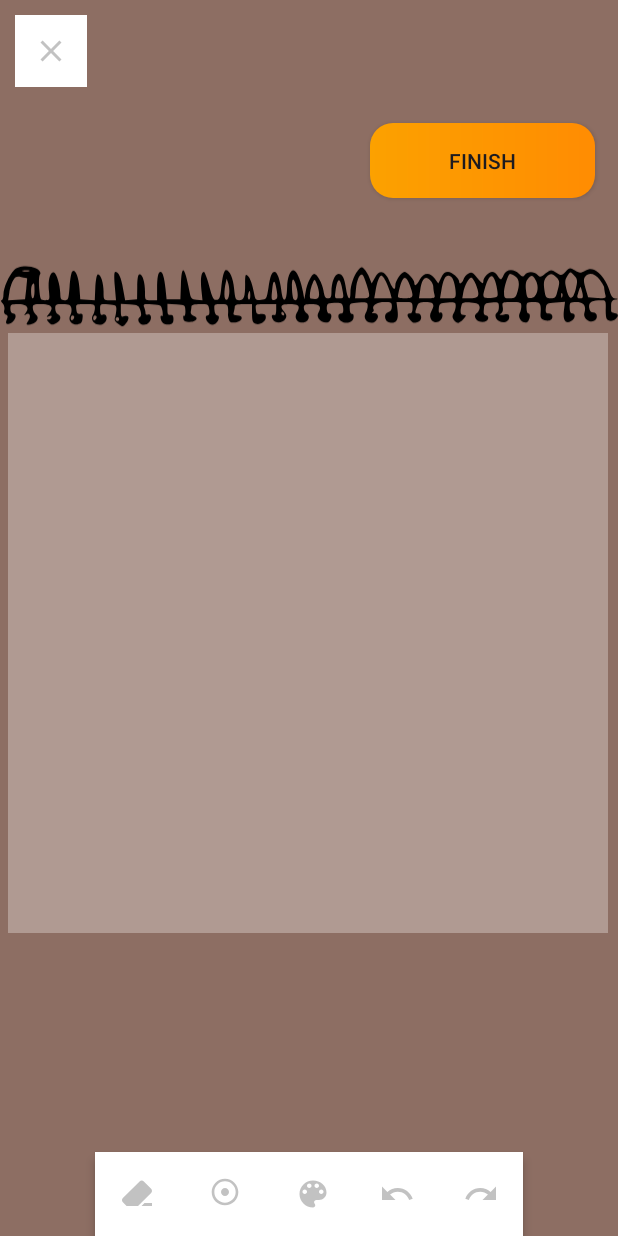
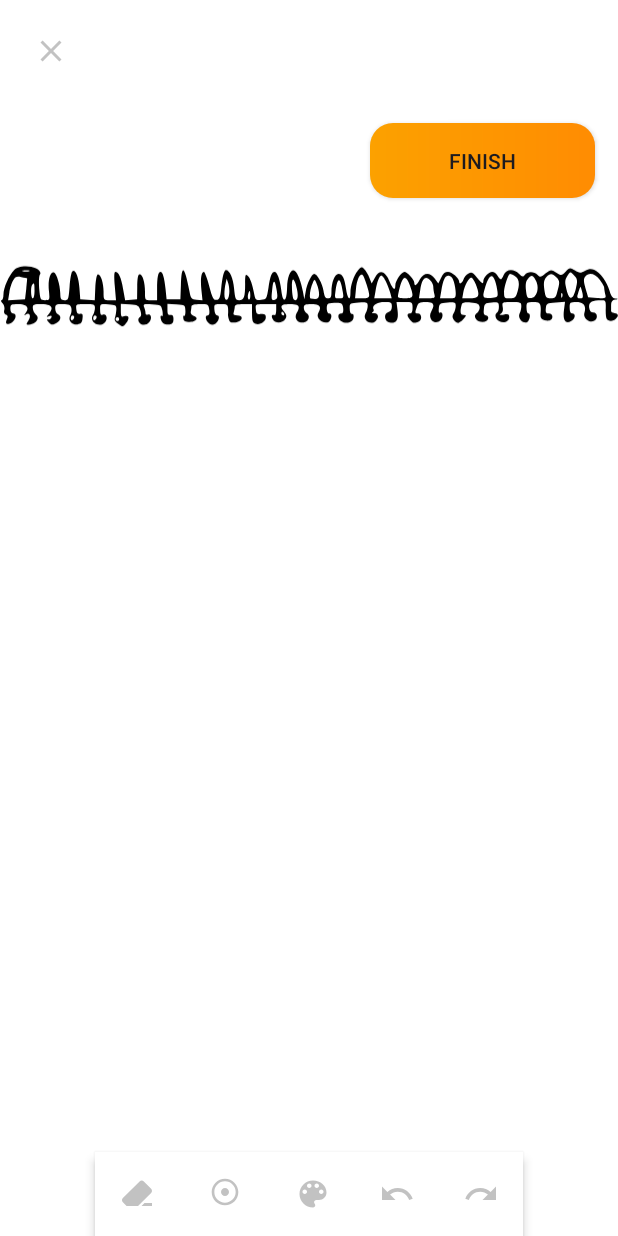
Before and after one commit to snuhcs-course/swpp-2023-project-team-9, an Android app: the DrawingActivity screen opened directly, with no data from a screen before it, on a phone screen of 412 x 824 dp. Run offline under Robolectric (Android 15) with nearby library versions, the light colour scheme and no system bars; libraries missing offline, so code that uses them is left out: com.pusher.client, retrofit2.converter.jackson; 8 statements that could not run were skipped.

Commit message:
feat: change canvas color to white

```diff
--- a/frontend/app/src/main/res/layout/activity_drawing.xml
+++ b/frontend/app/src/main/res/layout/activity_drawing.xml
@@ -4,14 +4,14 @@
     xmlns:tools="http://schemas.android.com/tools"
     android:layout_width="match_parent"
     android:layout_height="match_parent"
-    android:background="@color/color_brown"
+    android:background="@color/white"
     tools:context=".ui.drawing.DrawingActivity">
 
     <com.littlestudio.ui.drawing.widget.DrawView
         android:id="@+id/draw_view"
         android:layout_width="400dp"
         android:layout_height="400dp"
-        android:background="#4DFFFFFF"
+        android:background="@color/white"
         app:layout_constraintEnd_toEndOf="parent"
         app:layout_constraintHorizontal_bias="0.454"
         app:layout_constraintStart_toStartOf="parent"
```
